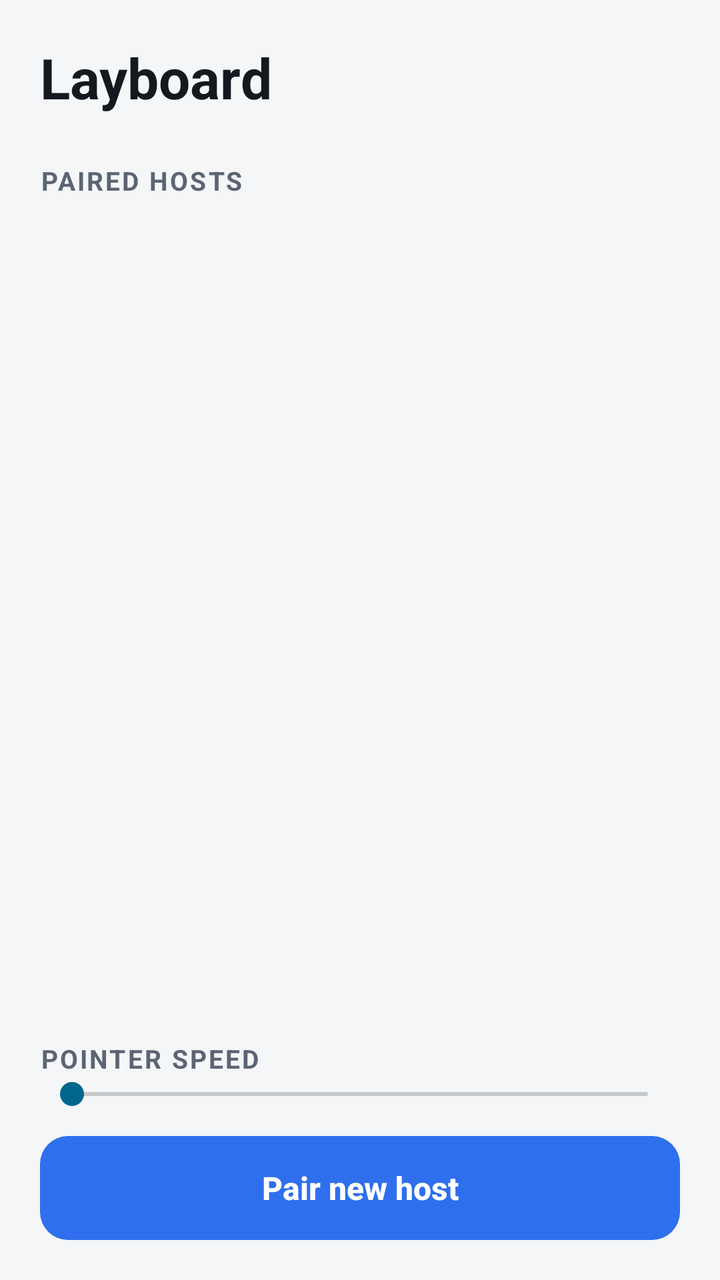
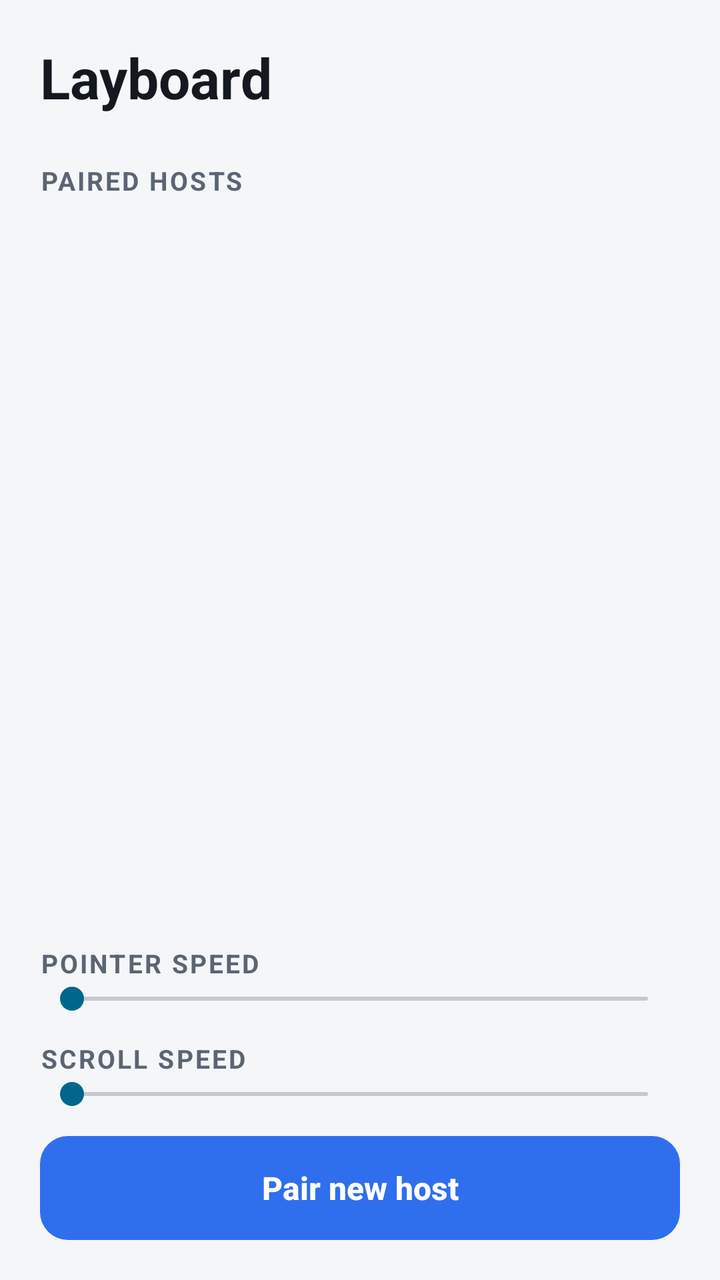

The first picture is an Android layout as it rendered before a commit; the second is the same layout after the commit. The layout source and the unified diff follow.
<!-- AndroidManifest.xml: application theme Theme.Layboard -->
<!-- res/layout/screen_hosts.xml -->
<?xml version="1.0" encoding="utf-8"?>
<LinearLayout xmlns:android="http://schemas.android.com/apk/res/android"
    android:layout_width="match_parent"
    android:layout_height="match_parent"
    android:orientation="vertical"
    android:padding="20dp">

    <TextView
        style="@style/Title"
        android:layout_width="wrap_content"
        android:layout_height="wrap_content"
        android:text="@string/app_name" />

    <TextView
        android:id="@+id/hosts_message"
        style="@style/Body"
        android:layout_width="match_parent"
        android:layout_height="wrap_content"
        android:layout_marginTop="8dp"
        android:textColor="@color/primary"
        android:visibility="gone" />

    <TextView
        style="@style/Label"
        android:layout_width="wrap_content"
        android:layout_height="wrap_content"
        android:layout_marginTop="24dp"
        android:layout_marginBottom="8dp"
        android:text="@string/hosts_label" />

    <FrameLayout
        android:layout_width="match_parent"
        android:layout_height="0dp"
        android:layout_weight="1">

        <ListView
            android:id="@+id/hosts_list"
            android:layout_width="match_parent"
            android:layout_height="match_parent"
            android:divider="@android:color/transparent"
            android:dividerHeight="8dp"
            android:scrollbars="none" />

        <TextView
            android:id="@+id/hosts_empty"
            style="@style/Body"
            android:layout_width="match_parent"
            android:layout_height="wrap_content"
            android:padding="4dp"
            android:text="@string/hosts_empty"
            android:visibility="gone" />
    </FrameLayout>

    <TextView
        style="@style/Label"
        android:layout_width="wrap_content"
        android:layout_height="wrap_content"
        android:layout_marginTop="16dp"
        android:text="@string/hosts_speed_label" />

    <SeekBar
        android:id="@+id/hosts_speed"
        android:layout_width="match_parent"
        android:layout_height="wrap_content"
        android:layout_marginBottom="12dp" />

    <Button
        android:id="@+id/hosts_pair"
        style="@style/PrimaryButton"
        android:layout_width="match_parent"
        android:layout_height="wrap_content"
        android:text="@string/hosts_pair" />
</LinearLayout>
<!-- resources referenced by this layout -->
<resources>
  <color name="primary">#2F6FED</color>
  <string name="app_name">Layboard</string>
  <string name="hosts_empty">No paired hosts yet.\nTap “Pair new host”, then choose this phone in your computer’s Bluetooth settings.</string>
  <string name="hosts_label">Paired hosts</string>
  <string name="hosts_pair">Pair new host</string>
  <string name="hosts_speed_label">Pointer speed</string>
  <style name="Body">
          <item name="android:textColor">@color/text_secondary</item>
          <item name="android:textSize">15sp</item>
      </style>
  <style name="Label">
          <item name="android:textColor">@color/text_secondary</item>
          <item name="android:textSize">13sp</item>
          <item name="android:textStyle">bold</item>
          <item name="android:textAllCaps">true</item>
          <item name="android:letterSpacing">0.08</item>
      </style>
  <style name="PrimaryButton" parent="android:Widget.DeviceDefault.Button">
          <item name="android:background">@drawable/bg_primary</item>
          <item name="android:textColor">@color/on_primary</item>
          <item name="android:textSize">16sp</item>
          <item name="android:textStyle">bold</item>
          <item name="android:textAllCaps">false</item>
          <item name="android:stateListAnimator">@null</item>
          <item name="android:minHeight">52dp</item>
      </style>
  <style name="Title">
          <item name="android:textColor">@color/text_primary</item>
          <item name="android:textSize">28sp</item>
          <item name="android:textStyle">bold</item>
      </style>
  <style name="Theme.Layboard" parent="android:Theme.DeviceDefault.Light.NoActionBar">
          <item name="android:windowBackground">@color/background</item>
          <item name="android:statusBarColor">@color/background</item>
          <item name="android:navigationBarColor">@color/background</item>
          <item name="android:windowLightStatusBar">true</item>
          <item name="android:windowLightNavigationBar">true</item>
      </style>
  <color name="text_secondary">#5B6573</color>
  <!-- drawable bg_primary (drawable) -->
  <?xml version="1.0" encoding="utf-8"?>
  <ripple xmlns:android="http://schemas.android.com/apk/res/android"
      android:color="#33FFFFFF">
      <item>
          <shape android:shape="rectangle">
              <solid android:color="@color/primary" />
              <corners android:radius="14dp" />
          </shape>
      </item>
  </ripple>
  <color name="on_primary">#FFFFFF</color>
  <color name="text_primary">#14181F</color>
  <color name="background">#F4F6F8</color>
</resources>

<!-- the commit's change to res/layout/screen_hosts.xml (unified diff, before → after) -->
@@ -62,6 +62,19 @@
         android:id="@+id/hosts_speed"
         android:layout_width="match_parent"
         android:layout_height="wrap_content"
+        android:layout_marginBottom="4dp" />
+
+    <TextView
+        style="@style/Label"
+        android:layout_width="wrap_content"
+        android:layout_height="wrap_content"
+        android:layout_marginTop="8dp"
+        android:text="@string/hosts_scroll_speed_label" />
+
+    <SeekBar
+        android:id="@+id/hosts_scroll_speed"
+        android:layout_width="match_parent"
+        android:layout_height="wrap_content"
         android:layout_marginBottom="12dp" />
 
     <Button
<!-- resource entries referenced after the edit -->
@@ -5,6 +5,7 @@
   <string name="hosts_empty">No paired hosts yet.\nTap “Pair new host”, then choose this phone in your computer’s Bluetooth settings.</string>
   <string name="hosts_label">Paired hosts</string>
   <string name="hosts_pair">Pair new host</string>
+  <string name="hosts_scroll_speed_label">Scroll speed</string>
   <string name="hosts_speed_label">Pointer speed</string>
   <style name="Body">
           <item name="android:textColor">@color/text_secondary</item>
